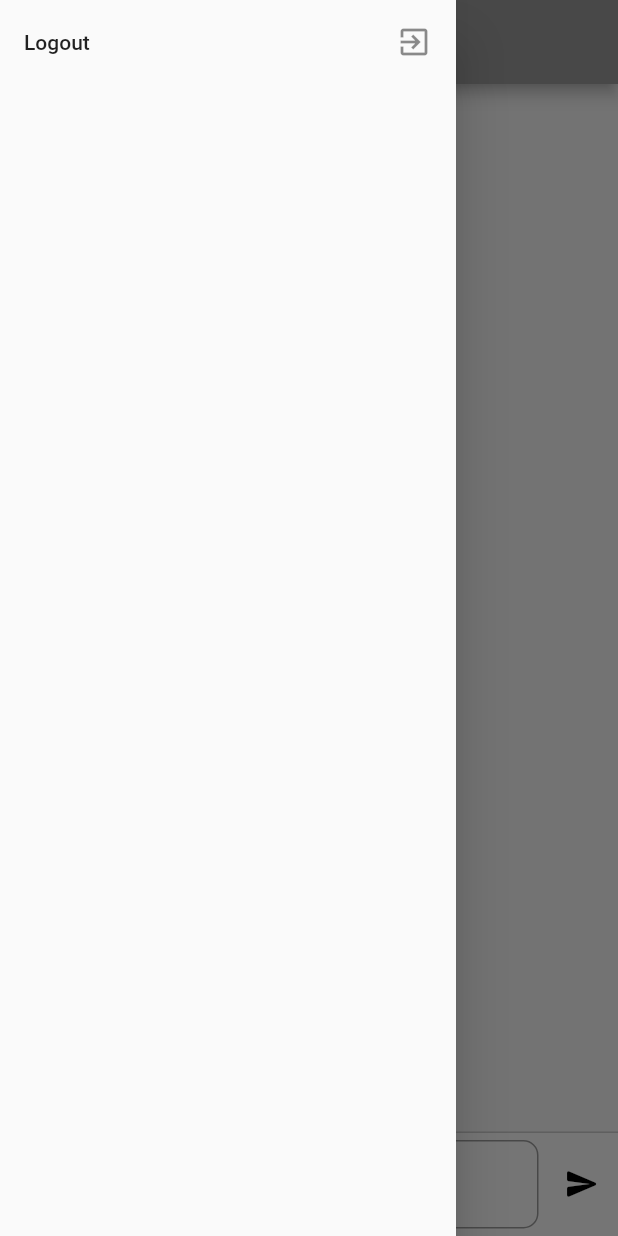
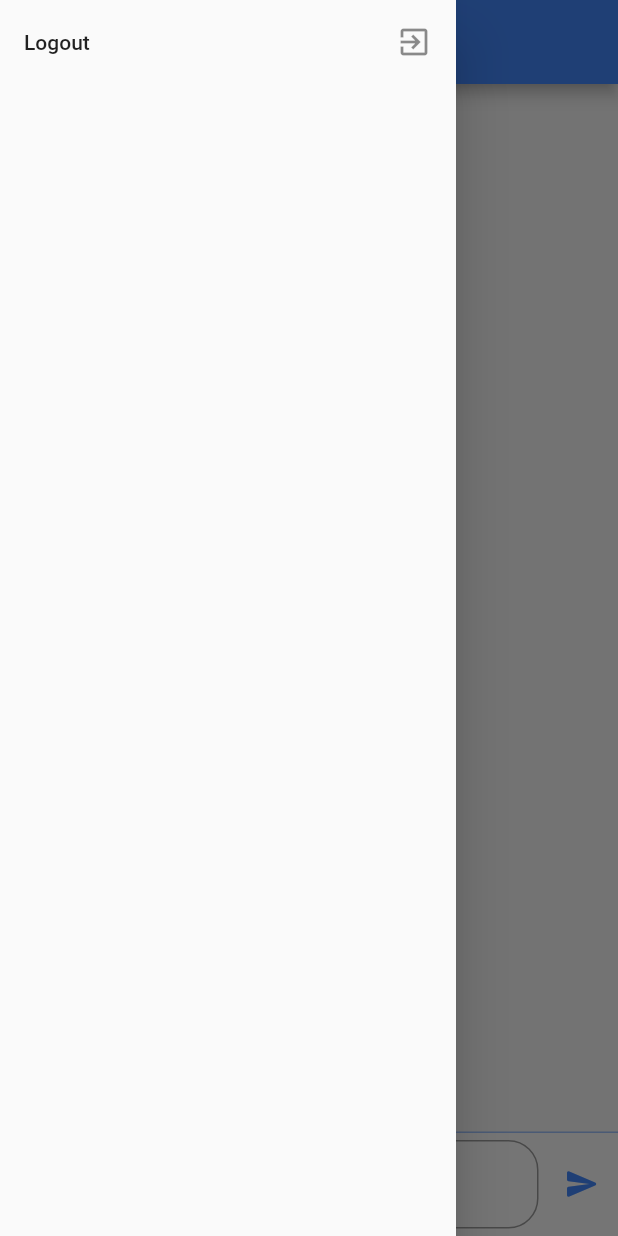
Before and after one commit to Immadominion/tgw_finance_app, a Flutter app: the ChatScreen screen opened directly, with the side drawer open, on a phone screen of 412 x 824 dp. Run offline on Flutter 3.47's test engine with Material 2 defaults, Android fonts, the phone set to English and light mode, and no system bars; our stand-ins replace animated_text_kit, cloud_firestore, firebase_auth, firebase_core, flutter_screenutil, flutter_spinkit and 5 more; accounts and stored records are empty.

```diff
--- a/lib/tgw_chat_forum/screens/chat_screen.dart
+++ b/lib/tgw_chat_forum/screens/chat_screen.dart
@@ -31,6 +31,8 @@ class _ChatScreenState extends State<ChatScreen> {
         'sender': _auth.currentUser?.email,
       });
       _messageTextController.clear();
+    } else {
+      null;
     }
   }
 
@@ -116,7 +118,7 @@ class _ChatScreenState extends State<ChatScreen> {
     return Scaffold(
       appBar: AppBar(
         title: const Text('TGW Chat Forum'),
-        backgroundColor: Colors.grey,
+        backgroundColor: Colors.blueAccent,
         centerTitle: true,
       ),
       drawer: Drawer(
@@ -142,7 +144,7 @@ class _ChatScreenState extends State<ChatScreen> {
               decoration: const BoxDecoration(
                 color: Colors.white,
                 border: Border(
-                  top: BorderSide(color: Colors.grey, width: 0.5),
+                  top: BorderSide(color: Colors.blueAccent, width: 0.5),
                 ),
               ),
               child: Row(
@@ -156,11 +158,11 @@ class _ChatScreenState extends State<ChatScreen> {
                         keyboardType: TextInputType.visiblePassword,
                         decoration: InputDecoration(
                           border: OutlineInputBorder(
-                            borderRadius: BorderRadius.circular(10.0),
+                            borderRadius: BorderRadius.circular(20.0),
                             borderSide: const BorderSide(
                               width: 2.0,
                               style: BorderStyle.solid,
-                              color: Color.fromARGB(255, 248, 0, 0),
+                              color: Colors.blueAccent,
                             ),
                           ),
                           hintText: 'Type your message here...',
@@ -172,7 +174,7 @@ class _ChatScreenState extends State<ChatScreen> {
                     onPressed: _submitMessage,
                     icon: const Icon(
                       Icons.send_rounded,
-                      color: Colors.black,
+                      color: Colors.blueAccent,
                     ),
                   ),
                 ],
```
